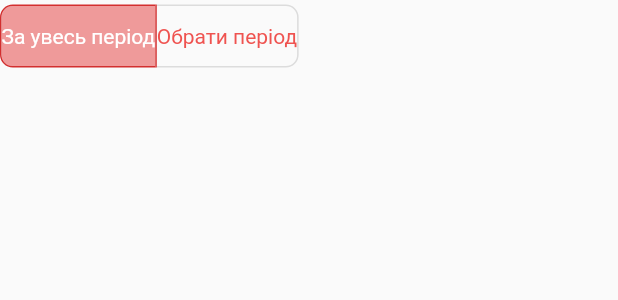
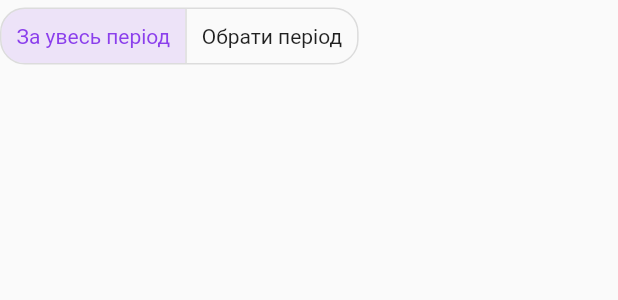
Before and after one commit to mitryp/zlagoda_frontend, a Flutter app: the DateFilter widget shown alone on an empty page, opened directly with empty values, on a phone screen of 412 x 824 dp. Shown: the top 300 px of the screen. Run offline on Flutter 3.47's test engine with Material 2 defaults, Android fonts, the phone set to English and light mode, and no system bars; our stand-ins replace flutter_secure_storage; accounts and stored records are empty.

Commit message:
changed employee short to cashier short and fixed date range picker theme

```diff
--- a/lib/src/services/http/http_service_factory.dart
+++ b/lib/src/services/http/http_service_factory.dart
@@ -10,6 +10,7 @@ import '../../model/joined_models/joined_store_product.dart';
 import '../../model/joined_models/product_with_category.dart';
 import '../../model/other_models/table_receipt.dart';
 import '../../model/search_models/short_category.dart';
+import '../../model/search_models/short_cashier.dart';
 import '../../model/search_models/short_product.dart';
 import '../../typedefs.dart';
 import 'model_http_service.dart';
@@ -40,6 +41,7 @@ ModelHttpService makeModelHttpService<S extends Serializable>() {
 const _classesToShortServiceConstructors = <Type, Constructor<ShortModelHttpService>>{
   ShortCategory: ShortCategoryService.new,
   ShortProduct: ShortProductService.new,
+  ShortCashier: ShortCashierService.new,
 };
 
 ShortModelHttpService<SM> makeShortModelHttpService<SM extends ShortModel>() {
--- a/lib/src/services/query_builder/filter.dart
+++ b/lib/src/services/query_builder/filter.dart
@@ -23,14 +23,12 @@ enum FilterOption<T> {
   dateMin<DateTime>(),
   dateMax<DateTime>(),
   employeeSurname<String>(),
-  employeeName<String>(),
+  employeeId<String>(),
   position<Position>(),
   clientSurname<String>(),
   discount<int>(),
-  //TODO decide on whether we need both filters
   categoryName<String>(),
   categoryId<int>(),
-  //
   productName<String>(),
   isProm<bool>(),
   upc<String>();
--- a/lib/src/theme.dart
+++ b/lib/src/theme.dart
@@ -68,5 +68,5 @@ final mainTheme = ThemeData.light().copyWith(
     ),
     dataTableTheme: const DataTableThemeData(
       headingTextStyle: TextStyle(fontWeight: FontWeight.w600)
-    )
+    ),
 );
--- a/lib/src/view/widgets/queries/filters/date_filter.dart
+++ b/lib/src/view/widgets/queries/filters/date_filter.dart
@@ -1,6 +1,7 @@
 import 'package:flutter/material.dart';
 
 import '../../../../services/query_builder/filter.dart';
+import '../../../../theme.dart';
 import 'types.dart';
 
 class DateFilter extends StatefulWidget {
@@ -26,7 +27,16 @@ class _DateFilterState extends State<DateFilter> {
     return await showDateRangePicker(
       context: context,
       firstDate: DateTime(1900),
-      lastDate: DateTime(2100),
+      lastDate: DateTime.now(),
+      builder: (context, child) {
+        return Theme(
+          data: ThemeData.light().copyWith(
+            colorScheme: const ColorScheme.light(primary: primary),
+            buttonTheme: const ButtonThemeData(textTheme: ButtonTextTheme.primary),
+          ),
+          child: child!,
+        );
+      },
     );
   }
 
@@ -43,7 +53,7 @@ class _DateFilterState extends State<DateFilter> {
       widget.removeFilter(FilterOption.dateMax);
       widget.removeFilter(FilterOption.dateMin);
 
-      setState((){
+      setState(() {
         options[1] = defaultPeriodChoiceCaption;
       });
 
@@ -62,13 +72,11 @@ class _DateFilterState extends State<DateFilter> {
     widget.addFilter(Filter(FilterOption.dateMin, start));
     widget.addFilter(Filter(FilterOption.dateMax, end));
 
-    setState((){
+    setState(() {
       options[1] =
-      '${start.year}.${start.month}.${start.day} - ${end.year}.${end
-          .month}.${end.day}';
+          '${start.year}.${start.month}.${start.day} - ${end.year}.${end.month}.${end.day}';
     });
   }
-
 
   @override
   Widget build(BuildContext context) {
@@ -79,21 +87,13 @@ Widget build(BuildContext context) {
     return ToggleButtons(
       direction: Axis.horizontal,
       onPressed: (int index) => _handleClick(index, selectedOptions),
-    //TODO
-    borderRadius: const BorderRadius.all(Radius.circular(8)),
-    selectedBorderColor: Colors.red[700],
-    // TODO
-    selectedColor: Colors.white,
-    // TODO
-    fillColor: Colors.red[200],
-    // TODO
-    color: Colors.red[400],
-    // TODO
-    constraints: const BoxConstraints(
-      minHeight: 40.0,
-      minWidth: 80.0,
-    ),
       isSelected: selectedOptions,
-    children: options.map((choice) => Text(choice)).toList(),
+      children: options
+          .map((option) => Padding(
+                padding: defaultButtonStyle.padding!.resolve({})! ~/ 2,
+                child: Text(option),
+              ))
+          .toList(),
     );
-}}
+  }
+}
--- a/lib/src/view/widgets/resources/collections/collection_view.dart
+++ b/lib/src/view/widgets/resources/collections/collection_view.dart
@@ -133,7 +133,7 @@ class _CollectionViewState<SCol extends ConvertibleToRow<SCol>>
             children: [
               sort,
               filters.isEmpty ? const SizedBox() : divider,
-              ...filters,
+              ...makeSeparated(filters),
               searches.isEmpty ? const SizedBox() : divider,
               ...makeSeparated(searches),
             ],
```
Also changed, not shown: lib/src/model/model_schema_factory.dart (+8 -1 lines), lib/src/model/search_models/short_cashier.dart (added, +29 -0 lines), lib/src/model/search_models/short_employee.dart (deleted, +0 -31 lines), lib/src/services/http/short_model_http_service.dart (+6 -1 lines), lib/src/view/pages/receipts_view.dart (+5 -5 lines). Lines whose indentation alone changed are shown as unchanged.
